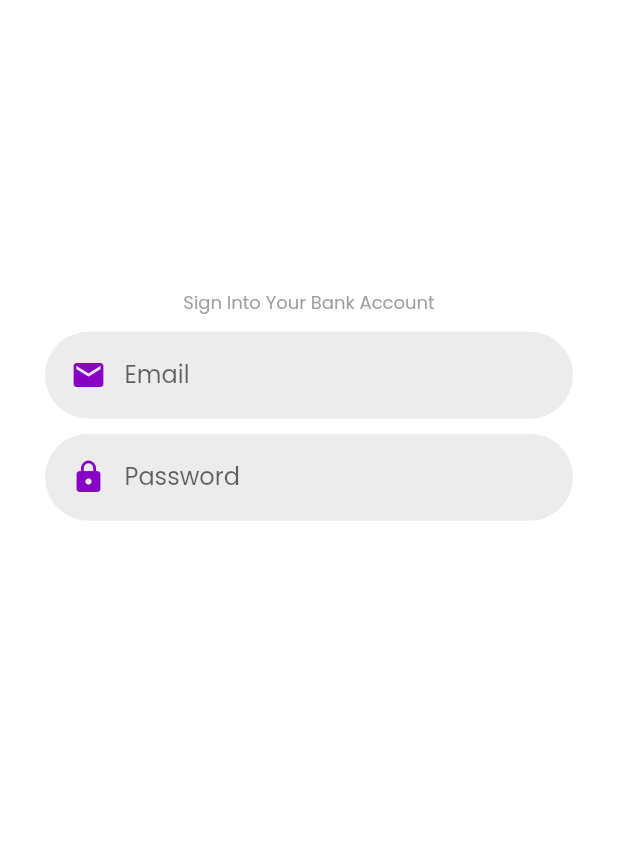
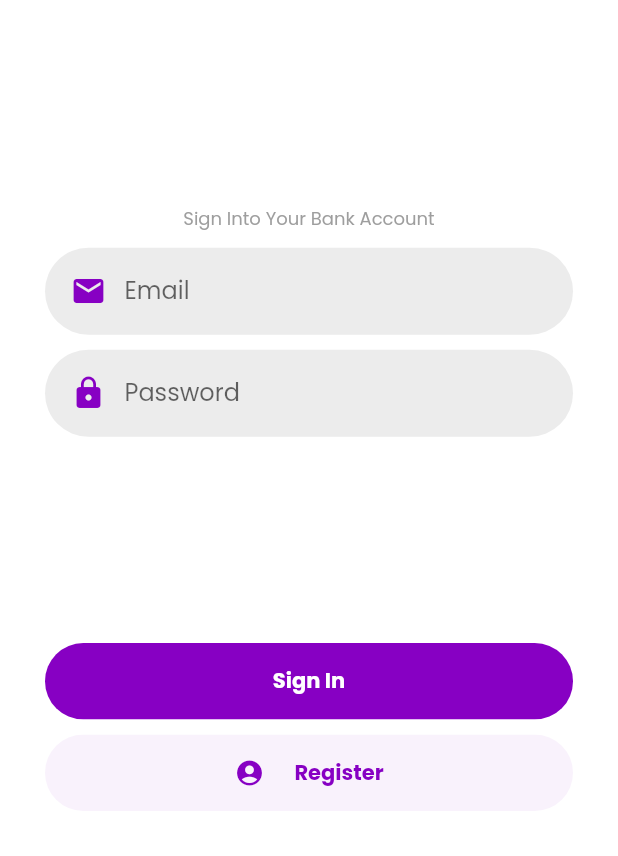
Before and after one commit to StaunchNova/saving_app, a Flutter app: the screen it shows after launch, on a phone screen of 412 x 824 dp, the part 380-1236 px from its top. Run offline on Flutter 3.47's test engine with Material 2 defaults, Android fonts, the light colour scheme and no system bars; our stand-ins replace google_fonts.

Commit message:
done with login screen ui

```diff
--- a/lib/widgets.dart
+++ b/lib/widgets.dart
@@ -1,3 +1,5 @@
+import 'dart:math';
+
 import 'package:flutter/material.dart';
 import 'utilities.dart';
 
@@ -161,9 +163,99 @@ class _FlutterBankLoginState extends State<FlutterBankLogin> {
                 ),
               ),
             ),
+            FlutterBankMainButton(
+              label: 'Sign In',
+              enabled: true,
+              onTap: () {},
+            ),
+            const SizedBox(
+              height: 10,
+            ),
+            FlutterBankMainButton(
+              icon: Icons.account_circle,
+              label: 'Register',
+              onTap: () {},
+              backgroundColor: Utils.mainThemeColor.withOpacity(0.05),
+              iconColor: Utils.mainThemeColor,
+              lableColor: Utils.mainThemeColor,
+            ),
           ],
         ),
       ),
     );
   }
 }
+
+class FlutterBankMainButton extends StatelessWidget {
+  final Function? onTap;
+  final String? label;
+  final bool? enabled;
+  final IconData? icon;
+  final Color? backgroundColor;
+  final Color? iconColor;
+  final Color? lableColor;
+  const FlutterBankMainButton({
+    Key? key,
+    this.label,
+    this.onTap,
+    this.enabled = true,
+    this.backgroundColor = Utils.mainThemeColor,
+    this.icon,
+    this.iconColor = Colors.white,
+    this.lableColor = Colors.white,
+  }) : super(key: key);
+
+  @override
+  Widget build(BuildContext context) {
+    return Column(
+      crossAxisAlignment: CrossAxisAlignment.stretch,
+      children: [
+        ClipRRect(
+          borderRadius: BorderRadius.circular(50),
+          child: Material(
+            color:
+                enabled! ? backgroundColor : backgroundColor!.withOpacity(0.5),
+            child: InkWell(
+              onTap: enabled!
+                  ? () {
+                      onTap!();
+                    }
+                  : null,
+              highlightColor: Colors.white.withOpacity(0.2),
+              splashColor: Colors.white.withOpacity(0.1),
+              child: Container(
+                padding: const EdgeInsets.all(15),
+                decoration: BoxDecoration(
+                  borderRadius: BorderRadius.circular(50),
+                ),
+                child: Row(
+                  mainAxisAlignment: MainAxisAlignment.center,
+                  crossAxisAlignment: CrossAxisAlignment.center,
+                  children: [
+                    Visibility(
+                      visible: icon != null,
+                      child: Container(
+                        margin: const EdgeInsets.only(right: 20),
+                        child: Icon(
+                          icon,
+                          color: iconColor,
+                          size: 20,
+                        ),
+                      ),
+                    ),
+                    Text(
+                      label!,
+                      textAlign: TextAlign.center,
+                      style: TextStyle(
+                          color: lableColor, fontWeight: FontWeight.bold),
+                    ),
+                  ],
+                ),
+              ),
+            ),
+          ),
+        )
+      ],
+    );
+  }
+}
```
